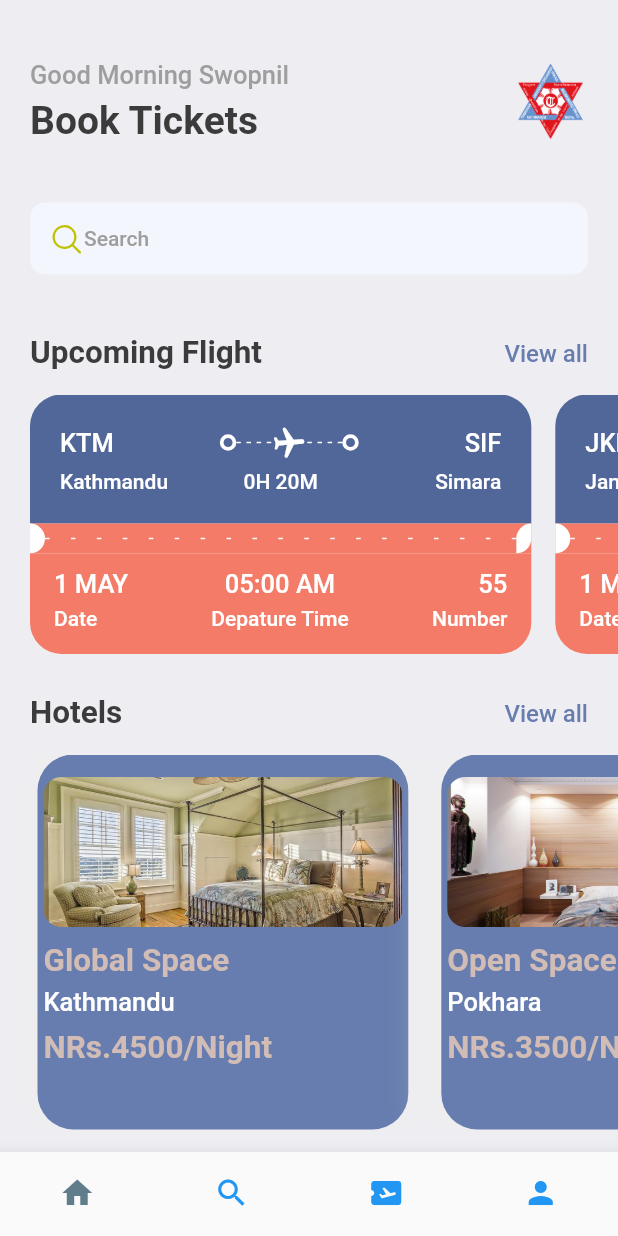
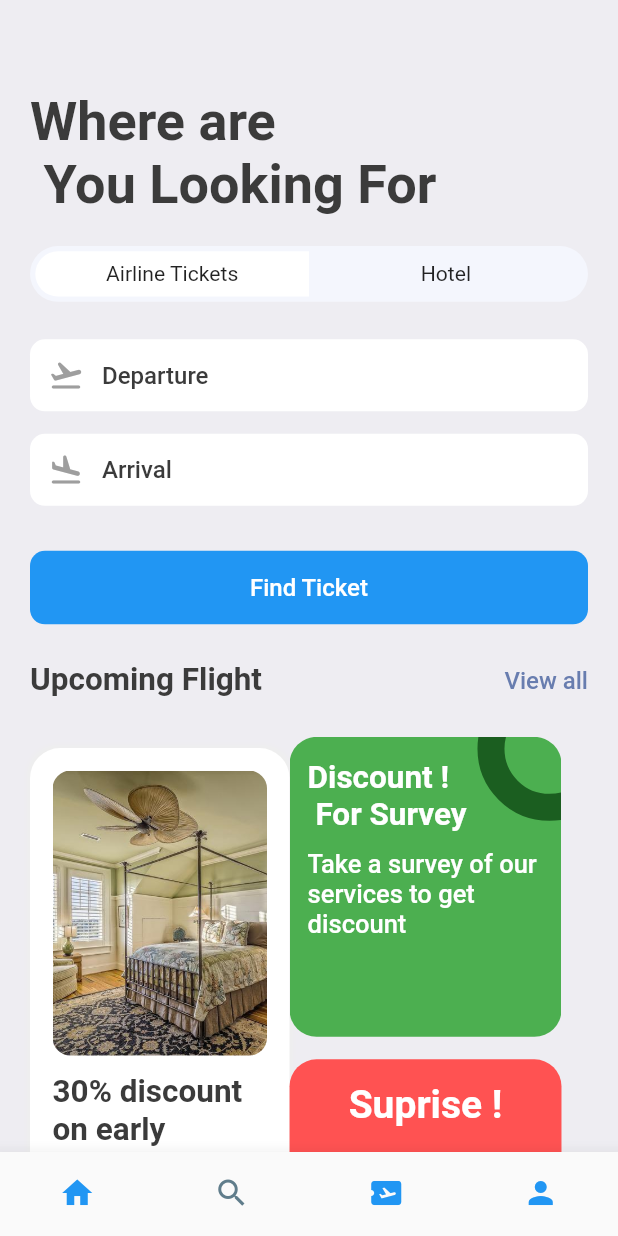
Before and after one commit to swopnilshahi/FLUTTER_TICKETBOOKING_APP, a Flutter app: the screen it shows after launch, on a phone screen of 412 x 824 dp. Run offline on Flutter 3.47's test engine with Material 2 defaults, Android fonts, the phone set to English and light mode, and no system bars; our stand-ins replace fluentui_icons, gap, get.

Commit message:
search page complete

```diff
--- a/lib/screens/bottom_bar.dart
+++ b/lib/screens/bottom_bar.dart
@@ -1,5 +1,6 @@
 import 'package:flutter/material.dart';
 import 'package:ticket_booking/screens/home_screen.dart';
+import 'package:ticket_booking/screens/search_screen.dart';
 
 class BottomBar extends StatefulWidget {
   const BottomBar({Key? key}) : super(key: key);
@@ -9,10 +10,10 @@ class BottomBar extends StatefulWidget {
 }
 
 class _BottomBarState extends State<BottomBar> {
-  int _selectedIndex = 0;
+  int _selectedIndex = 1;
   static final List<Widget> _widgetOptions = <Widget>[
     const HomeScreen(),
-    const Text('swopnil'),
+    const SearchScreen(),
     const Text('shahi'),
     const Text('data'),
   ];
--- a/lib/screens/hom_screen.dart
+++ /dev/null
@@ -1,100 +0,0 @@
-import 'package:fluentui_icons/fluentui_icons.dart';
-import 'package:flutter/material.dart';
-import 'package:gap/gap.dart';
-import 'package:ticket_booking/screens/ticket_view.dart';
-import 'package:ticket_booking/utils/app_styles.dart';
-
-class HomeScreen extends StatefulWidget {
-  const HomeScreen({Key? key}) : super(key: key);
-
-  @override
-  State<HomeScreen> createState() => _HomeScreenState();
-}
-
-class _HomeScreenState extends State<HomeScreen> {
-  @override
-  Widget build(BuildContext context) {
-    return Scaffold(
-      backgroundColor: Styles.bgColor,
-      body: ListView(
-        children: [
-          Container(
-            padding: const EdgeInsets.symmetric(horizontal: 20),
-            child: Column(
-              children: [
-                const Gap(40),
-                Row(
-                  mainAxisAlignment: MainAxisAlignment.spaceBetween,
-                  children: [
-                    Column(
-                      crossAxisAlignment: CrossAxisAlignment.start,
-                      children: [
-                        Text(
-                          "Good Morning Swopnil",
-                          style: Styles.headLineStyle3,
-                        ),
-                        const Gap(5),
-                        Text(
-                          "Book Your Tickets",
-                          style: Styles.headLineStyle1,
-                        ),
-                      ],
-                    ),
-                    Container(
-                      height: 50,
-                      width: 50,
-                      decoration: BoxDecoration(
-                          borderRadius: BorderRadius.circular(10),
-                          image: const DecorationImage(
-                              image: AssetImage('assets/images/Logo.png'))),
-                    )
-                  ],
-                ),
-                const Gap(40),
-                Container(
-                  decoration: BoxDecoration(
-                      borderRadius: BorderRadius.circular(10),
-                      color: const Color(0xFFF4F6FD)),
-                  padding:
-                      const EdgeInsets.symmetric(vertical: 12, horizontal: 12),
-                  child: Row(children: [
-                    const Icon(
-                      FluentSystemIcons.ic_fluent_search_regular,
-                      color: Color(0xFFBFC205),
-                    ),
-                    Text(
-                      "Search",
-                      style: Styles.headLineStyle4,
-                    )
-                  ]),
-                ),
-                const Gap(40),
-                Row(
-                  mainAxisAlignment: MainAxisAlignment.spaceBetween,
-                  children: [
-                    Text(
-                      "UpComing Flight",
-                      style: Styles.headLineStyle2,
-                    ),
-                    // InkWell(
-                    //   onTap: () {
-                    //     print("You are tapped");
-                    //   },
-                    // ),
-
-                    Text(
-                      "View all",
-                      style:
-                          Styles.textStyle.copyWith(color: Styles.primaryColor),
-                    )
-                  ],
-                )
-              ],
-            ),
-          ),
-          const TicketView(),
-        ],
-      ),
-    );
-  }
-}
--- a/lib/screens/home_screen.dart
+++ b/lib/screens/home_screen.dart
@@ -5,6 +5,7 @@ import 'package:ticket_booking/screens/hotel_screen.dart';
 import 'package:ticket_booking/screens/ticket_view.dart';
 import 'package:ticket_booking/utils/app_info_list.dart';
 import 'package:ticket_booking/utils/app_styles.dart';
+import 'package:ticket_booking/widgets/app_double_text_widget.dart';
 
 class HomeScreen extends StatefulWidget {
   const HomeScreen({Key? key}) : super(key: key);
@@ -73,25 +74,8 @@ class _HomeScreenState extends State<HomeScreen> {
                 ),
               ),
               const Gap(40),
-              Row(
-                mainAxisAlignment: MainAxisAlignment.spaceBetween,
-                children: [
-                  Text(
-                    "Upcoming Flight",
-                    style: Styles.headLineStyle2,
-                  ),
-                  // InkWell(
-                  //   onTap: () {
-                  //     print("You are tapped");
-                  //   },
-                  // ),
-                  Text(
-                    "View all",
-                    style:
-                        Styles.textStyle.copyWith(color: Styles.primaryColor),
-                  )
-                ],
-              )
+              const AppDoubleText(
+                  bigText: 'Upcoming Flight', smallText: 'View all')
             ]),
           ),
           /**ticket */
@@ -109,26 +93,9 @@ class _HomeScreenState extends State<HomeScreen> {
 
           /**Hotels */
           Container(
-            padding: const EdgeInsets.symmetric(horizontal: 20),
-            child: Row(
-              mainAxisAlignment: MainAxisAlignment.spaceBetween,
-              children: [
-                Text(
-                  "Hotels",
-                  style: Styles.headLineStyle2,
-                ),
-                // InkWell(
-                //   onTap: () {
-                //     print("You are tapped");
-                //   },
-                // ),
-                Text(
-                  "View all",
-                  style: Styles.textStyle.copyWith(color: Styles.primaryColor),
-                )
-              ],
-            ),
-          ),
+              padding: const EdgeInsets.symmetric(horizontal: 20),
+              child: const AppDoubleText(
+                  bigText: 'Hotels', smallText: 'View all')),
           const Gap(15),
           /**ticket */
           SingleChildScrollView(
--- a/lib/screens/hotel_screen.dart
+++ b/lib/screens/hotel_screen.dart
@@ -14,12 +14,12 @@ class HotelScreen extends StatelessWidget {
 
     return Container(
       width: size.width * 0.6,
-      height: 250,
+      height: AppLayout.getHeight(250),
       padding: const EdgeInsets.symmetric(vertical: 15, horizontal: 4),
       margin: const EdgeInsets.only(right: 17, left: 5),
       decoration: BoxDecoration(
           color: Styles.primaryColor,
-          borderRadius: BorderRadius.circular(24),
+          borderRadius: BorderRadius.circular(AppLayout.getHeight(24)),
           boxShadow: [
             BoxShadow(
               color: Colors.grey.shade200,
@@ -29,9 +29,9 @@ class HotelScreen extends StatelessWidget {
           ]),
       child: Column(crossAxisAlignment: CrossAxisAlignment.start, children: [
         Container(
-          height: 100,
+          height: AppLayout.getHeight(100),
           decoration: BoxDecoration(
-            borderRadius: BorderRadius.circular(12),
+            borderRadius: BorderRadius.circular(AppLayout.getHeight(12)),
             color: Styles.primaryColor,
             image: DecorationImage(
                 fit: BoxFit.cover,
--- /dev/null
+++ b/lib/screens/search_screen.dart
@@ -0,0 +1,209 @@
+import 'package:flutter/material.dart';
+import 'package:gap/gap.dart';
+import 'package:ticket_booking/widgets/app_double_text_widget.dart';
+import 'package:ticket_booking/widgets/app_icon_text.dart';
+import 'package:ticket_booking/utils/app_layout.dart';
+import 'package:ticket_booking/utils/app_styles.dart';
+
+class SearchScreen extends StatelessWidget {
+  const SearchScreen({Key? key}) : super(key: key);
+
+  @override
+  Widget build(BuildContext context) {
+    final size = AppLayout.getSize(context);
+    return Scaffold(
+      backgroundColor: Styles.bgColor,
+      body: ListView(
+        padding: EdgeInsets.symmetric(
+            horizontal: AppLayout.getWidth(20),
+            vertical: AppLayout.getHeight(20)),
+        children: [
+          Gap(AppLayout.getHeight(40)),
+          Text(
+            'Where are \n You Looking For',
+            style: Styles.headLineStyle1
+                .copyWith(fontSize: AppLayout.getWidth(36)),
+          ),
+          Gap(AppLayout.getHeight(20)),
+          FittedBox(
+            child: Container(
+              padding: const EdgeInsets.all(3.5),
+              decoration: BoxDecoration(
+                  borderRadius: BorderRadius.circular(AppLayout.getHeight(50)),
+                  color: const Color(0xFFF4F6FD)),
+              child: Row(
+                children: [
+                  /**ariline ticket */
+                  Container(
+                      width: size.width * .44,
+                      padding: EdgeInsets.symmetric(
+                          vertical: AppLayout.getHeight(7)),
+                      decoration: BoxDecoration(
+                        borderRadius: BorderRadius.horizontal(
+                            left: Radius.circular(AppLayout.getHeight(50))),
+                        color: Colors.white,
+                      ),
+                      child: const Center(
+                        child: Text("Airline Tickets"),
+                      )),
+                  /**hotel */
+                  Container(
+                      width: size.width * .44,
+                      padding: EdgeInsets.symmetric(
+                          vertical: AppLayout.getHeight(7)),
+                      decoration: BoxDecoration(
+                        borderRadius: BorderRadius.horizontal(
+                            right: Radius.circular(AppLayout.getHeight(50))),
+                        color: Colors.transparent,
+                      ),
+                      child: const Center(
+                        child: Text("Hotel"),
+                      )),
+                ],
+              ),
+            ),
+          ),
+          Gap(AppLayout.getHeight(25)),
+          const AppIconText(
+              icon: Icons.flight_takeoff_rounded, text: 'Departure'),
+          Gap(AppLayout.getHeight(15)),
+          const AppIconText(icon: Icons.flight_land_rounded, text: 'Arrival'),
+          Gap(AppLayout.getHeight(15)),
+          Gap(AppLayout.getHeight(15)),
+          Container(
+              padding: EdgeInsets.symmetric(
+                  vertical: AppLayout.getHeight(15),
+                  horizontal: AppLayout.getWidth(15)),
+              decoration: BoxDecoration(
+                  borderRadius: BorderRadius.circular(AppLayout.getHeight(10)),
+                  color: Colors.blue),
+              child: Center(
+                child: Text(
+                  "Find Ticket",
+                  style: Styles.textStyle.copyWith(color: Colors.white),
+                ),
+              )),
+          Gap(AppLayout.getHeight(25)),
+
+          /**upcoming flight */
+
+          const AppDoubleText(
+              bigText: 'Upcoming Flight', smallText: 'View all'),
+          Gap(AppLayout.getHeight(25)),
+          Row(
+            children: [
+              Container(
+                height: AppLayout.getHeight(400),
+                width: size.width * 0.42,
+                padding: EdgeInsets.symmetric(
+                    horizontal: AppLayout.getWidth(15),
+                    vertical: AppLayout.getHeight(15)),
+                decoration: BoxDecoration(
+                    borderRadius:
+                        BorderRadius.circular(AppLayout.getHeight(20)),
+                    color: Colors.white,
+                    boxShadow: [
+                      BoxShadow(
+                          color: Colors.grey.shade200,
+                          blurRadius: 2,
+                          spreadRadius: 2)
+                    ]),
+                child: Column(
+                  children: [
+                    Container(
+                      height: AppLayout.getHeight(190),
+                      decoration: BoxDecoration(
+                          borderRadius:
+                              BorderRadius.circular(AppLayout.getHeight(12)),
+                          image: const DecorationImage(
+                              fit: BoxFit.cover,
+                              image: AssetImage('assets/images/room1.jpg'))),
+                    ),
+                    Gap(AppLayout.getHeight(12)),
+                    Text(
+                      "30% discount on early booking on Winter.Hurry Up!",
+                      style: Styles.headLineStyle2,
+                    )
+                  ],
+                ),
+              ),
+              Column(
+                children: [
+                  Stack(
+                    children: [
+                      Container(
+                        width: size.width * 0.44,
+                        height: AppLayout.getHeight(200),
+                        padding: EdgeInsets.symmetric(
+                            vertical: AppLayout.getHeight(15),
+                            horizontal: AppLayout.getWidth(12)),
+                        decoration: BoxDecoration(
+                            color: Colors.green,
+                            borderRadius:
+                                BorderRadius.circular(AppLayout.getHeight(18))),
+                        child: Column(
+                          crossAxisAlignment: CrossAxisAlignment.start,
+                          children: [
+                            Text(
+                              "Discount ! \n For Survey",
+                              style: Styles.headLineStyle2
+                                  .copyWith(color: Colors.white),
+                            ),
+                            Gap(AppLayout.getHeight(10)),
+                            Text(
+                              "Take a survey of our services to get discount",
+                              style: Styles.headLineStyle3
+                                  .copyWith(color: Colors.white),
+                            )
+                          ],
+                        ),
+                      ),
+                      Positioned(
+                        right: -40,
+                        top: -40,
+                        child: Container(
+                          padding: EdgeInsets.all(AppLayout.getHeight(30)),
+                          decoration: BoxDecoration(
+                              shape: BoxShape.circle,
+                              border: Border.all(
+                                  width: 18, color: Colors.green.shade900),
+                              color: Colors.transparent),
+                        ),
+                      ),
+                    ],
+                  ),
+                  Gap(AppLayout.getHeight(15)),
+                  Container(
+                    width: size.width * 0.44,
+                    height: AppLayout.getHeight(200),
+                    padding: EdgeInsets.symmetric(
+                      vertical: AppLayout.getHeight(15),
+                    ),
+                    decoration: BoxDecoration(
+                        color: Colors.redAccent,
+                        borderRadius:
+                            BorderRadius.circular(AppLayout.getHeight(18))),
+                    child: Column(children: [
+                      Text('Suprise !',
+                          style: Styles.headLineStyle1.copyWith(
+                            color: Colors.white,
+                          ),
+                          textAlign: TextAlign.center),
+                      Gap(AppLayout.getHeight(20)),
+                      RichText(
+                          text: const TextSpan(children: [
+                        TextSpan(text: '🎁', style: TextStyle(fontSize: 30)),
+                        TextSpan(text: '🎁', style: TextStyle(fontSize: 60)),
+                        TextSpan(text: '🎁', style: TextStyle(fontSize: 30)),
+                      ]))
+                    ]),
+                  ),
+                ],
+              )
+            ],
+          )
+        ],
+      ),
+    );
+  }
+}
--- a/lib/screens/ticket_view.dart
+++ b/lib/screens/ticket_view.dart
@@ -14,19 +14,20 @@ class TicketView extends StatelessWidget {
     return SizedBox(
       // width: MediaQuery.of(context).size.width,
       width: size.width * 0.85,
-      height: 200,
+      height: AppLayout.getHeight(200),
       child: Container(
-        margin: const EdgeInsets.only(right: 16),
+        margin: EdgeInsets.only(right: AppLayout.getHeight(16)),
         child: Column(children: [
           /*showing  the blue part of ticket */
 
           Container(
-            decoration: const BoxDecoration(
-              color: Color(0xFF526799),
+            decoration: BoxDecoration(
+              color: const Color(0xFF526799),
               borderRadius: BorderRadius.only(
-                  topLeft: Radius.circular(21), topRight: Radius.circular(21)),
+                  topLeft: Radius.circular(AppLayout.getHeight(21)),
+                  topRight: Radius.circular(AppLayout.getHeight(21))),
             ),
-            padding: const EdgeInsets.all(20),
+            padding: EdgeInsets.all(AppLayout.getHeight(20)),
             child: Column(children: [
               Row(
                 children: [
@@ -41,7 +42,7 @@ class TicketView extends StatelessWidget {
                       child: Stack(
                     children: [
                       SizedBox(
-                        height: 24,
+                        height: AppLayout.getHeight(24),
                         child: LayoutBuilder(
                           builder: (BuildContext context,
                               BoxConstraints constraints) {
@@ -51,10 +52,10 @@ class TicketView extends StatelessWidget {
                               mainAxisSize: MainAxisSize.max,
                               children: List.generate(
                                   (constraints.constrainWidth() / 6).floor(),
-                                  (index) => const SizedBox(
-                                        width: 3,
-                                        height: 1,
-                                        child: DecoratedBox(
+                                  (index) => SizedBox(
+                                        width: AppLayout.getWidth(3),
+                                        height: AppLayout.getHeight(1),
+                                        child: const DecoratedBox(
                                             decoration: BoxDecoration(
                                                 color: Colors.white)),
                                       )),
@@ -87,7 +88,7 @@ class TicketView extends StatelessWidget {
                 mainAxisAlignment: MainAxisAlignment.spaceBetween,
                 children: [
                   SizedBox(
-                    width: 100,
+                    width: AppLayout.getWidth(100),
                     child: Text(
                       ticket['from']['name'],
                       style:
@@ -99,7 +100,7 @@ class TicketView extends StatelessWidget {
                     style: Styles.headLineStyle4.copyWith(color: Colors.white),
                   ),
                   SizedBox(
-                    width: 100,
+                    width: AppLayout.getWidth(100),
                     child: Text(
                       ticket['to']['name'],
                       textAlign: TextAlign.end,
@@ -116,15 +117,16 @@ class TicketView extends StatelessWidget {
           Container(
             color: Styles.orangeColor,
             child: Row(children: [
-              const SizedBox(
-                width: 10,
-                height: 20,
+              SizedBox(
+                width: AppLayout.getWidth(10),
+                height: AppLayout.getHeight(20),
                 child: DecoratedBox(
                     decoration: BoxDecoration(
                         color: Colors.white,
                         borderRadius: BorderRadius.only(
-                            topRight: Radius.circular(10),
-                            bottomRight: Radius.circular(10)))),
+                            topRight: Radius.circular(AppLayout.getHeight(10)),
+                            bottomRight:
+                                Radius.circular(AppLayout.getHeight(10))))),
               ),
               Expanded(child: LayoutBuilder(
                   builder: (BuildContext context, BoxConstraints constraints) {
@@ -134,23 +136,23 @@ class TicketView extends StatelessWidget {
                     mainAxisSize: MainAxisSize.max,
                     children: List.generate(
                       (constraints.constrainWidth() / 16).floor(),
-                      (index) => const SizedBox(
-                        width: 3,
-                        height: 1,
-                        child: DecoratedBox(
+                      (index) => SizedBox(
+                        width: AppLayout.getWidth(3),
+                        height: AppLayout.getHeight(1),
+                        child: const DecoratedBox(
                             decoration: BoxDecoration(color: Colors.white)),
                       ),
                     ));
               })),
-              const SizedBox(
+              SizedBox(
                 width: 10,
                 height: 20,
                 child: DecoratedBox(
                     decoration: BoxDecoration(
                         color: Colors.white,
                         borderRadius: BorderRadius.only(
-                          topLeft: Radius.circular(10),
-                          bottomRight: Radius.circular(10),
+                          topLeft: Radius.circular(AppLayout.getHeight(10)),
+                          bottomRight: Radius.circular(AppLayout.getHeight(10)),
                         ))),
               )
             ]),
@@ -159,9 +161,9 @@ class TicketView extends StatelessWidget {
           Container(
             decoration: BoxDecoration(
               color: Styles.orangeColor,
-              borderRadius: const BorderRadius.only(
-                  bottomLeft: Radius.circular(21),
-                  bottomRight: Radius.circular(21)),
+              borderRadius: BorderRadius.only(
+                  bottomLeft: Radius.circular(AppLayout.getHeight(21)),
+                  bottomRight: Radius.circular(AppLayout.getHeight(21))),
             ),
             padding:
                 const EdgeInsets.only(left: 16, top: 10, right: 16, bottom: 16),
--- a/lib/utils/app_layout.dart
+++ b/lib/utils/app_layout.dart
@@ -1,7 +1,26 @@
 import 'package:flutter/material.dart';
+import 'package:get/get.dart';
 
 class AppLayout {
   static getSize(BuildContext context) {
     return MediaQuery.of(context).size;
   }
+
+  static getScreenHeight() {
+    return Get.height;
+  }
+
+  static getScreenWidth() {
+    return Get.width;
+  }
+
+  static getHeight(double pixels) {
+    double x = getScreenHeight() / pixels;
+    return getScreenHeight() / x;
+  }
+
+  static getWidth(double pixels) {
+    double x = getScreenHeight() / pixels;
+    return getScreenHeight() / x;
+  }
 }
--- /dev/null
+++ b/lib/widgets/app_double_text_widget.dart
@@ -0,0 +1,33 @@
+import 'package:flutter/material.dart';
+
+import 'package:ticket_booking/utils/app_styles.dart';
+
+class AppDoubleText extends StatelessWidget {
+  final String bigText;
+  final String smallText;
+  const AppDoubleText(
+      {Key? key, required this.bigText, required this.smallText})
+      : super(key: key);
+
+  @override
+  Widget build(BuildContext context) {
+    return Row(
+      mainAxisAlignment: MainAxisAlignment.spaceBetween,
+      children: [
+        Text(
+          bigText,
+          style: Styles.headLineStyle2,
+        ),
+        // InkWell(
+        //   onTap: () {
+        //     print("You are tapped");
+        //   },
+        // ),
+        Text(
+          smallText,
+          style: Styles.textStyle.copyWith(color: Styles.primaryColor),
+        )
+      ],
+    );
+  }
+}
--- /dev/null
+++ b/lib/widgets/app_icon_text.dart
@@ -0,0 +1,38 @@
+import 'package:flutter/material.dart';
+
+import 'package:gap/gap.dart';
+import 'package:ticket_booking/utils/app_layout.dart';
+import 'package:ticket_booking/utils/app_styles.dart';
+
+class AppIconText extends StatelessWidget {
+  final IconData icon;
+  final String text;
+
+  const AppIconText({Key? key, required this.icon, required this.text})
+      : super(key: key);
+
+  @override
+  Widget build(BuildContext context) {
+    return Container(
+      padding: EdgeInsets.symmetric(
+          vertical: AppLayout.getHeight(12),
+          horizontal: AppLayout.getWidth(12)),
+      decoration: BoxDecoration(
+          borderRadius: BorderRadius.circular(AppLayout.getHeight(10)),
+          color: Colors.white),
+      child: Row(
+        children: [
+          Icon(
+            icon,
+            color: Colors.grey,
+          ),
+          Gap(AppLayout.getWidth(12)),
+          Text(
+            text,
+            style: Styles.textStyle,
+          )
+        ],
+      ),
+    );
+  }
+}
--- a/pubspec.yaml
+++ b/pubspec.yaml
@@ -35,6 +35,7 @@ dependencies:
   # Use with the CupertinoIcons class for iOS style icons.
   cupertino_icons: ^1.0.2
   fluentui_icons: ^1.0.0
+  get:
   gap: ^2.0.0
 
 
```
Also changed, not shown: pubspec.lock.
